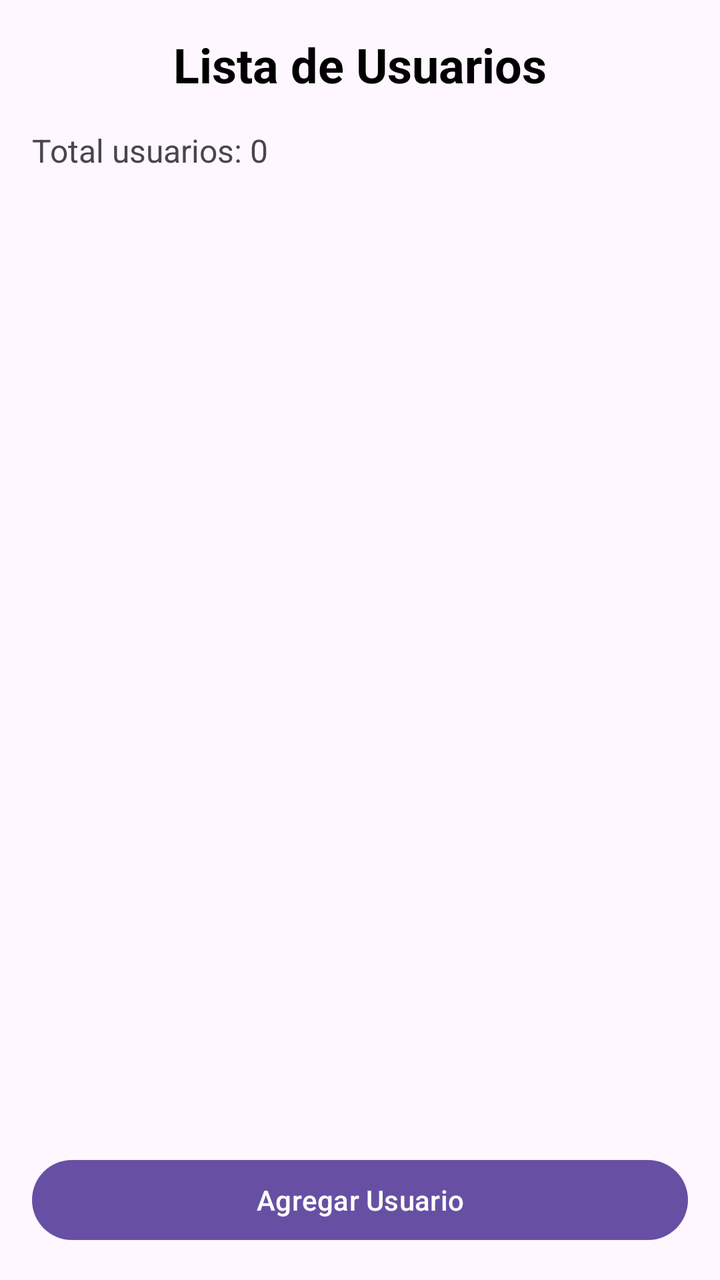
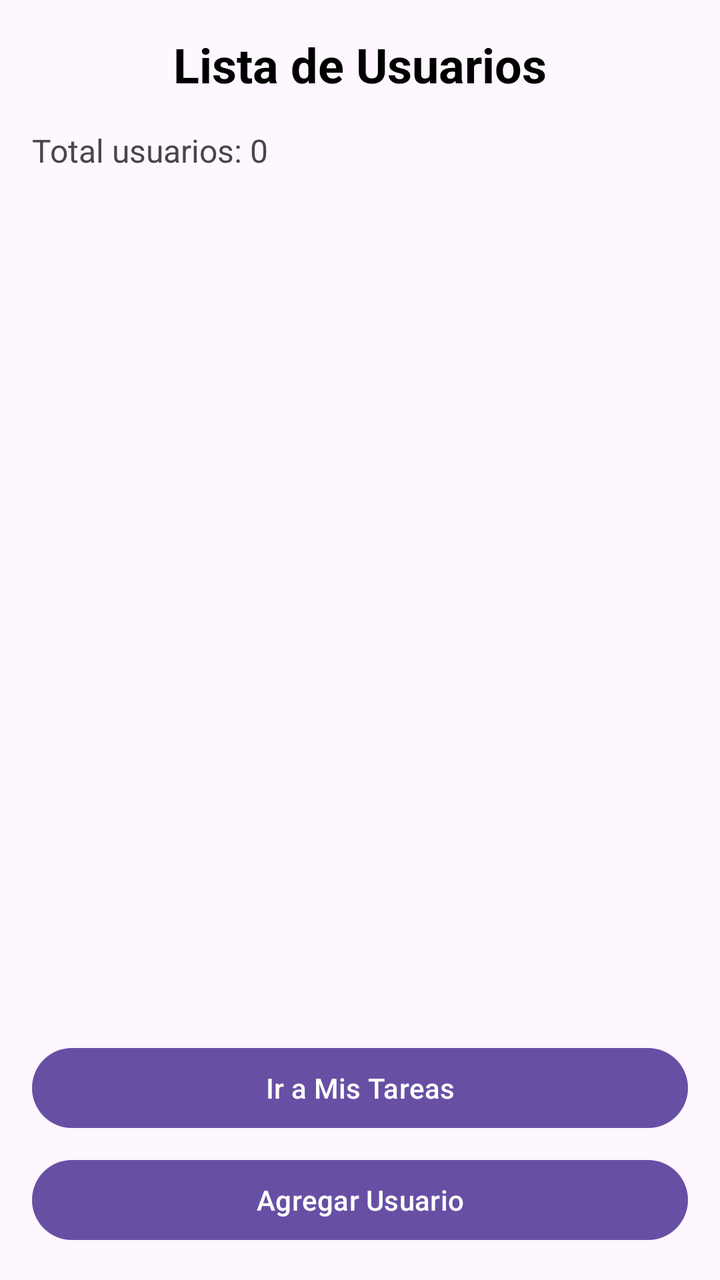

Compare the two renders of this Android layout. The source of the first and the diff that turns it into the second are given below.
<!-- AndroidManifest.xml: application theme Theme.HelloAndroidjaimeskarol -->
<!-- res/layout/fragment_user_list.xml -->
<?xml version="1.0" encoding="utf-8"?>
<androidx.constraintlayout.widget.ConstraintLayout
    xmlns:android="http://schemas.android.com/apk/res/android"
    xmlns:app="http://schemas.android.com/apk/res-auto"
    xmlns:tools="http://schemas.android.com/tools"
    android:layout_width="match_parent"
    android:layout_height="match_parent"
    android:padding="16dp"
    tools:context=".ui.UserListFragment">

    <TextView
        android:id="@+id/textViewTitle"
        android:layout_width="wrap_content"
        android:layout_height="wrap_content"
        android:text="Lista de Usuarios"
        android:textSize="24sp"
        android:textStyle="bold"
        android:textColor="@android:color/black"
        app:layout_constraintTop_toTopOf="parent"
        app:layout_constraintStart_toStartOf="parent"
        app:layout_constraintEnd_toEndOf="parent" />

    <TextView
        android:id="@+id/textViewUserCount"
        android:layout_width="wrap_content"
        android:layout_height="wrap_content"
        android:text="Total usuarios: 0"
        android:textSize="16sp"
        android:layout_marginTop="16dp"
        app:layout_constraintTop_toBottomOf="@id/textViewTitle"
        app:layout_constraintStart_toStartOf="parent" />

    <ProgressBar
        android:id="@+id/progressBar"
        android:layout_width="wrap_content"
        android:layout_height="wrap_content"
        android:visibility="gone"
        app:layout_constraintTop_toBottomOf="@id/textViewUserCount"
        app:layout_constraintStart_toStartOf="parent"
        app:layout_constraintEnd_toEndOf="parent"
        android:layout_marginTop="16dp" />

    <androidx.recyclerview.widget.RecyclerView
        android:id="@+id/recyclerView"
        android:layout_width="0dp"
        android:layout_height="0dp"
        android:layout_marginTop="16dp"
        app:layout_constraintTop_toBottomOf="@id/progressBar"
        app:layout_constraintBottom_toTopOf="@id/buttonAddUser"
        app:layout_constraintStart_toStartOf="parent"
        app:layout_constraintEnd_toEndOf="parent"
        android:layout_marginBottom="16dp"
        tools:listitem="@layout/item_user" />

    <Button
        android:id="@+id/buttonAddUser"
        android:layout_width="0dp"
        android:layout_height="wrap_content"
        android:text="Agregar Usuario"
        app:layout_constraintBottom_toBottomOf="parent"
        app:layout_constraintStart_toStartOf="parent"
        app:layout_constraintEnd_toEndOf="parent" />

</androidx.constraintlayout.widget.ConstraintLayout>
<!-- res/layout/item_user.xml (included above) -->
<?xml version="1.0" encoding="utf-8"?>
<androidx.cardview.widget.CardView
    xmlns:android="http://schemas.android.com/apk/res/android"
    xmlns:app="http://schemas.android.com/apk/res-auto"
    android:layout_width="match_parent"
    android:layout_height="wrap_content"
    android:layout_margin="8dp"
    app:cardCornerRadius="8dp"
    app:cardElevation="4dp">

    <LinearLayout
        android:layout_width="match_parent"
        android:layout_height="wrap_content"
        android:orientation="vertical"
        android:padding="16dp">

        <TextView
            android:id="@+id/textViewName"
            android:layout_width="wrap_content"
            android:layout_height="wrap_content"
            android:text="Nombre"
            android:textSize="18sp"
            android:textStyle="bold"
            android:textColor="@android:color/black" />

        <TextView
            android:id="@+id/textViewEmail"
            android:layout_width="wrap_content"
            android:layout_height="wrap_content"
            android:text="email@example.com"
            android:textSize="14sp"
            android:layout_marginTop="4dp" />

        <TextView
            android:id="@+id/textViewAge"
            android:layout_width="wrap_content"
            android:layout_height="wrap_content"
            android:text="25 años"
            android:textSize="14sp"
            android:layout_marginTop="4dp" />

    </LinearLayout>

</androidx.cardview.widget.CardView>
<!-- resources referenced by this layout -->
<resources>
  <style name="Theme.HelloAndroidjaimeskarol" parent="Base.Theme.HelloAndroidjaimeskarol" />
  <style name="Base.Theme.HelloAndroidjaimeskarol" parent="Theme.Material3.DayNight.NoActionBar">
          
          
      </style>
</resources>

<!-- the commit's change to res/layout/fragment_user_list.xml (unified diff, before → after) -->
@@ -45,12 +45,22 @@
         android:layout_width="0dp"
         android:layout_height="0dp"
         android:layout_marginTop="16dp"
+        android:layout_marginBottom="16dp"
         app:layout_constraintTop_toBottomOf="@id/progressBar"
+        app:layout_constraintBottom_toTopOf="@id/buttonGoToTasks"
+        app:layout_constraintStart_toStartOf="parent"
+        app:layout_constraintEnd_toEndOf="parent"
+        tools:listitem="@layout/item_user" />
+
+    <Button
+        android:id="@+id/buttonGoToTasks"
+        android:layout_width="0dp"
+        android:layout_height="wrap_content"
+        android:text="Ir a Mis Tareas"
+        android:layout_marginBottom="8dp"
         app:layout_constraintBottom_toTopOf="@id/buttonAddUser"
         app:layout_constraintStart_toStartOf="parent"
-        app:layout_constraintEnd_toEndOf="parent"
-        android:layout_marginBottom="16dp"
-        tools:listitem="@layout/item_user" />
+        app:layout_constraintEnd_toEndOf="parent" />
 
     <Button
         android:id="@+id/buttonAddUser"
